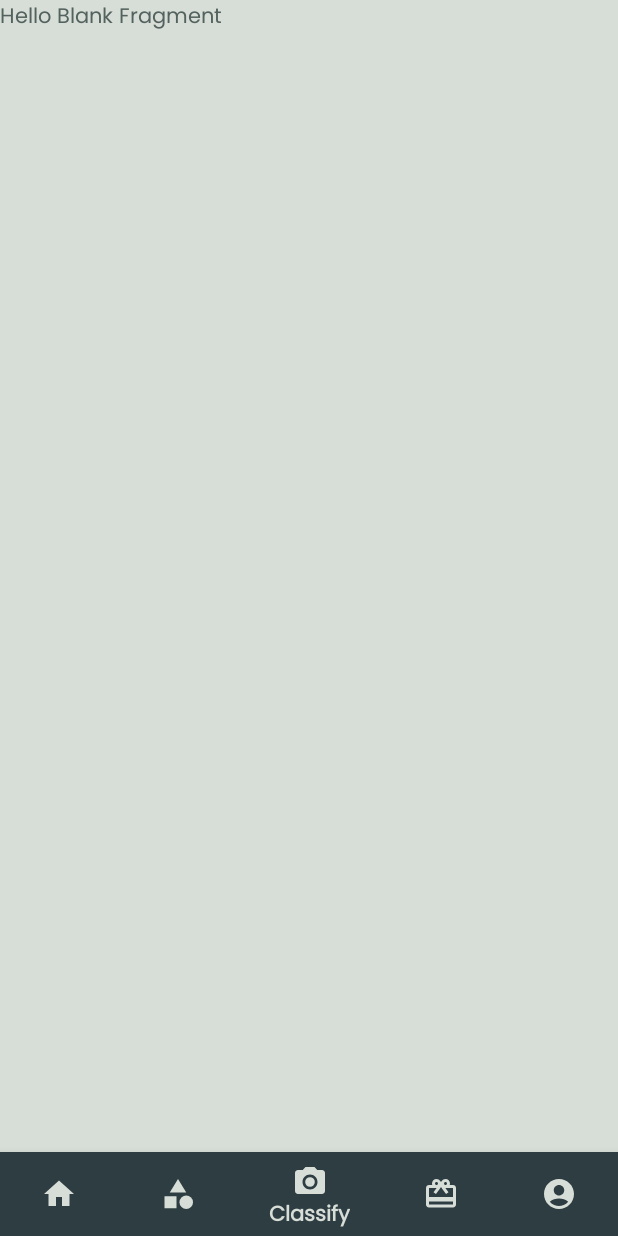
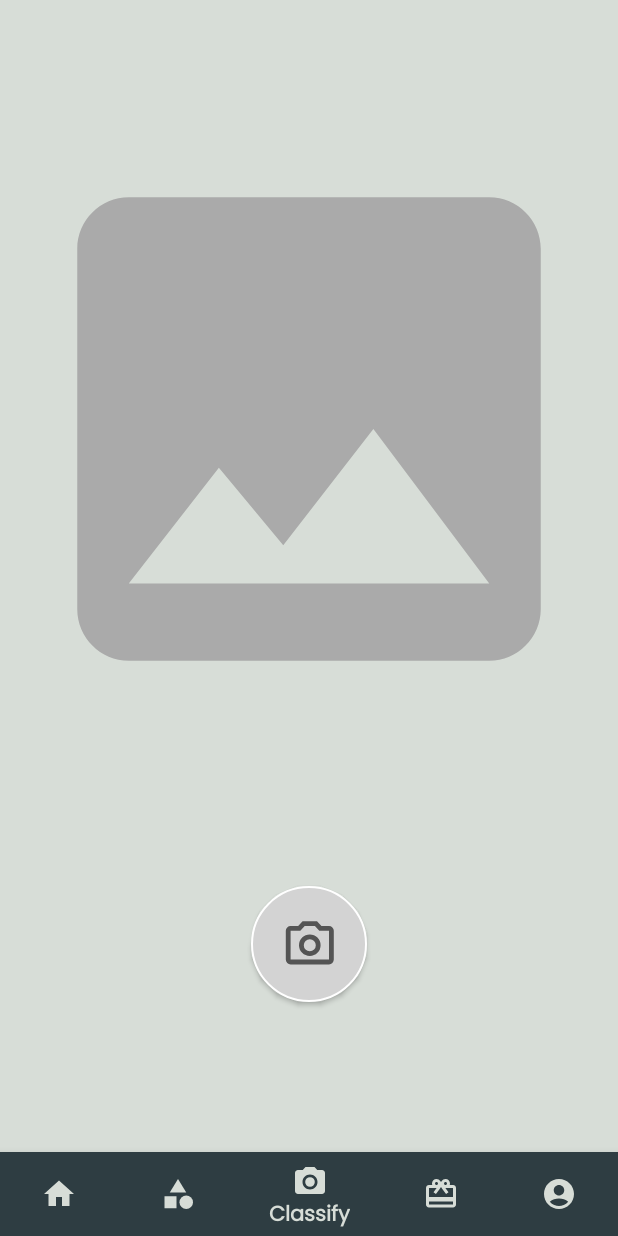
Before and after one commit to alfiyazhr/edutrash, an Android app built with Jetpack Compose: the MainActivity screen opened directly, with no data from a screen before it, item 3 of the bottom bar chosen, on a phone screen of 412 x 824 dp. Run offline under Robolectric (Android 15) with nearby library versions, the phone set to English and light mode, and no system bars.

Commit message:
Layouting Camera

```diff
--- a/app/src/main/res/drawable/baseline_camera_alt_24.xml
+++ b/app/src/main/res/drawable/baseline_camera_alt_24.xml
@@ -1,4 +1,4 @@
-<vector xmlns:android="http://schemas.android.com/apk/res/android" android:height="24dp" android:tint="#D7DDD7" android:viewportHeight="24" android:viewportWidth="24" android:width="24dp">
+<vector xmlns:android="http://schemas.android.com/apk/res/android" android:height="24dp" android:tint="#000000" android:viewportHeight="24" android:viewportWidth="24" android:width="24dp">
 
     <path android:fillColor="@android:color/white" android:pathData="M12,12m-3.2,0a3.2,3.2 0,1 1,6.4 0a3.2,3.2 0,1 1,-6.4 0"/>
 
--- /dev/null
+++ b/app/src/main/res/drawable/circle_background.xml
@@ -0,0 +1,11 @@
+<?xml version="1.0" encoding="utf-8"?>
+<shape xmlns:android="http://schemas.android.com/apk/res/android"
+    android:shape="oval">
+    <solid android:color="#D3D3D3" /> <!-- Change color as needed -->
+    <size
+        android:width="10dp"
+        android:height="10dp" /> <!-- Ensures the shape is circular -->
+    <stroke
+        android:width="1dp"
+        android:color="#FFFFFF" /> <!-- Optional: Border around the circle -->
+</shape>
--- /dev/null
+++ b/app/src/main/res/drawable/ic_place_holder.xml
@@ -0,0 +1,6 @@
+<?xml version="1.0" encoding="utf-8"?>
+<vector android:height="24dp" android:tint="@android:color/darker_gray"
+    android:viewportHeight="24" android:viewportWidth="24"
+    android:width="24dp" xmlns:android="http://schemas.android.com/apk/res/android">
+    <path android:fillColor="@android:color/darker_gray" android:pathData="M21,19V5c0,-1.1 -0.9,-2 -2,-2H5c-1.1,0 -2,0.9 -2,2v14c0,1.1 0.9,2 2,2h14c1.1,0 2,-0.9 2,-2zM8.5,13.5l2.5,3.01L14.5,12l4.5,6H5l3.5,-4.5z"/>
+</vector>
--- /dev/null
+++ b/app/src/main/res/drawable/photo_camera_24px.xml
@@ -0,0 +1,10 @@
+<vector xmlns:android="http://schemas.android.com/apk/res/android"
+    android:width="40dp"
+    android:height="40dp"
+    android:viewportWidth="1000"
+    android:viewportHeight="1000"
+    android:tint="?attr/colorControlNormal">
+<path
+android:fillColor="@android:color/white"
+android:pathData="M480,700Q555,700 607.5,647.5Q660,595 660,520Q660,445 607.5,392.5Q555,340 480,340Q405,340 352.5,392.5Q300,445 300,520Q300,595 352.5,647.5Q405,700 480,700ZM480,620Q438,620 409,591Q380,562 380,520Q380,478 409,449Q438,420 480,420Q522,420 551,449Q580,478 580,520Q580,562 551,591Q522,620 480,620ZM160,840Q127,840 103.5,816.5Q80,793 80,760L80,280Q80,247 103.5,223.5Q127,200 160,200L286,200L360,120L600,120L674,200L800,200Q833,200 856.5,223.5Q880,247 880,280L880,760Q880,793 856.5,816.5Q833,840 800,840L160,840ZM160,760L800,760Q800,760 800,760Q800,760 800,760L800,280Q800,280 800,280Q800,280 800,280L638,280L565,200L395,200L322,280L160,280Q160,280 160,280Q160,280 160,280L160,760Q160,760 160,760Q160,760 160,760ZM480,520Q480,520 480,520Q480,520 480,520L480,520Q480,520 480,520Q480,520 480,520L480,520L480,520L480,520L480,520L480,520Q480,520 480,520Q480,520 480,520L480,520Q480,520 480,520Q480,520 480,520Z"/>
+    </vector>
--- a/app/src/main/res/layout/fragment_scan_trash.xml
+++ b/app/src/main/res/layout/fragment_scan_trash.xml
@@ -1,14 +1,47 @@
 <?xml version="1.0" encoding="utf-8"?>
 <FrameLayout xmlns:android="http://schemas.android.com/apk/res/android"
     xmlns:tools="http://schemas.android.com/tools"
+    xmlns:app="http://schemas.android.com/apk/res-auto"
     android:layout_width="match_parent"
     android:layout_height="match_parent"
     tools:context=".view.fragment.ScanTrashFragment">
 
-    <!-- TODO: Update blank fragment layout -->
-    <TextView
+    <!-- Progress Indicator -->
+    <com.google.android.material.progressindicator.LinearProgressIndicator
+        android:id="@+id/progressIndicator"
         android:layout_width="match_parent"
-        android:layout_height="match_parent"
-        android:text="@string/hello_blank_fragment" />
+        android:layout_height="wrap_content"
+        android:indeterminate="true"
+        android:visibility="gone"
+        android:layout_gravity="top" />
+
+    <!-- Preview Image -->
+
+    <!-- Camera Button -->
+
+    <ImageView
+        android:id="@+id/previewImageView"
+        android:layout_width="match_parent"
+        android:layout_height="wrap_content"
+        android:layout_marginTop="80dp"
+        android:adjustViewBounds="true"
+        android:scaleType="centerCrop"
+        android:src="@drawable/ic_place_holder" />
+
+    <Button
+        android:id="@+id/button_camera"
+        android:layout_width="77dp"
+        android:layout_height="77dp"
+        android:layout_gravity="bottom|center_horizontal"
+        android:layout_marginBottom="100dp"
+        android:background="@drawable/circle_background"
+        android:drawableStart="@drawable/photo_camera_24px"
+        android:drawablePadding="8dp"
+        android:gravity="center"
+        android:padding="20dp"
+        android:text=""
+        android:textSize="16sp" />
+
+
 
 </FrameLayout>
```
